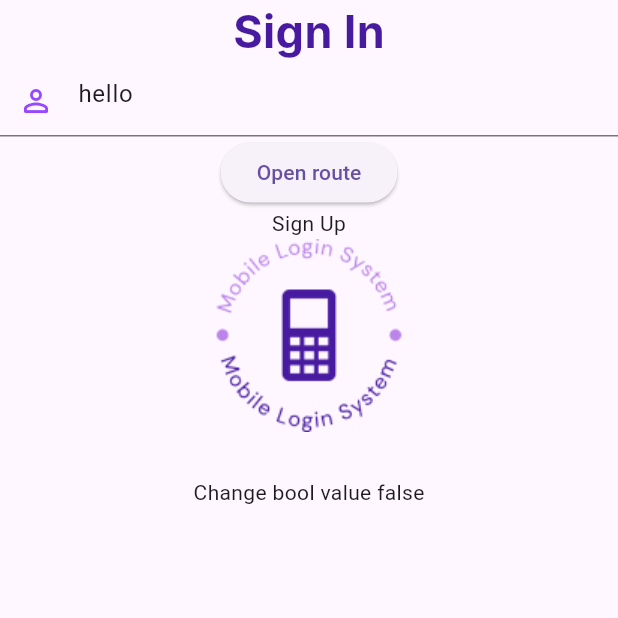
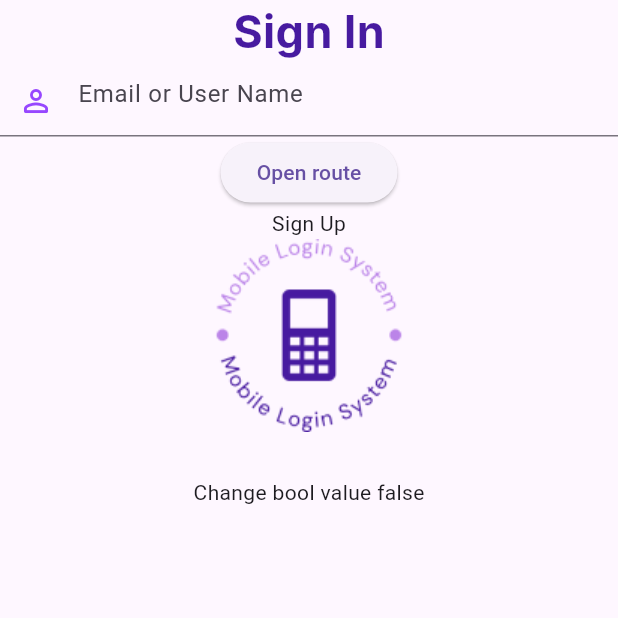
Before and after one commit to pawelpawilojc/flutter-excercise, a Flutter app: the screen it shows after launch, on a phone screen of 412 x 824 dp, the top half of it. Run offline on Flutter 3.47's test engine with Material 3 defaults, Android fonts, the light colour scheme and no system bars; Roboto replaces fonts that are missing (Inter).

Commit message:
person hint text

```diff
--- a/lib/views/login/login_view.dart
+++ b/lib/views/login/login_view.dart
@@ -30,7 +30,7 @@ class _LoginPageState extends State<LoginPage> {
                     fontFamily: 'Inter',
                     fontWeight: FontWeight.w700,
                     color: MyColors.midnightOrchidColor)),
-            BasicTextFormField(initialValue: "hello", prefixIconChoice: "person"),
+            BasicTextFormField(prefixIconChoice: "person"),
             Padding(
               padding: const EdgeInsets.symmetric(horizontal: 30),
               child: ElevatedButton(
--- a/lib/views/widgets/basic_text_form_field.dart
+++ b/lib/views/widgets/basic_text_form_field.dart
@@ -3,15 +3,15 @@ import 'package:listopad3/utils/my_colors.dart';
 
 class BasicTextFormField extends StatelessWidget {
   const BasicTextFormField(
-      {super.key, required this.initialValue, required this.prefixIconChoice});
+      {super.key, required this.prefixIconChoice});
 
-  final String initialValue;
+
   final String prefixIconChoice;
 
   @override
   Widget build(BuildContext context) {
     return TextFormField(
-      initialValue: initialValue,
+
       decoration: _buildInputDecoration(),
     );
   }
@@ -21,6 +21,7 @@ class BasicTextFormField extends StatelessWidget {
       return InputDecoration(
         prefixIcon: Icon(Icons.person_outline_rounded),
         prefixIconColor: MyColors.enchantingAmethystColor,
+        hintText: "Email or User Name"
       );
     }
     if (prefixIconChoice == "email") {
```
